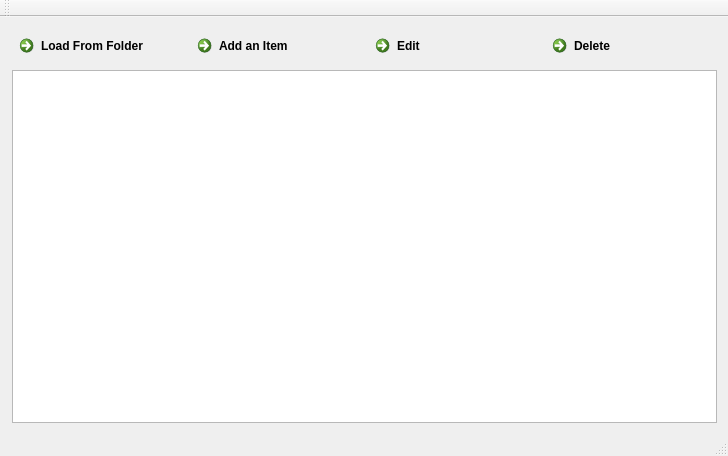
This is mainwindow.ui in utat-uav/cv16-interface as Qt 5 draws it before an edit. The edited form follows.
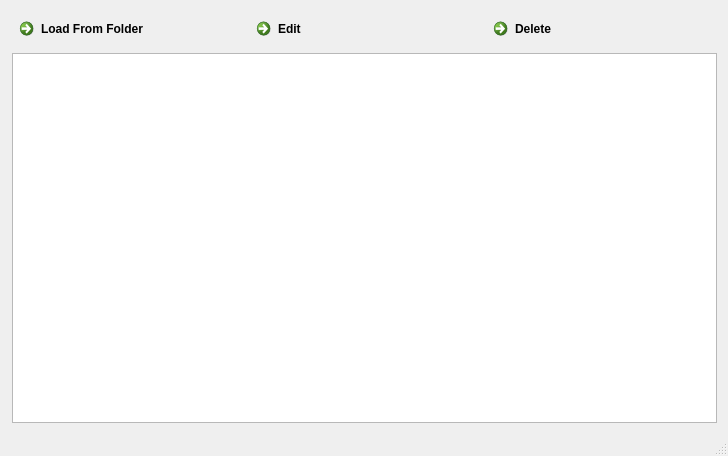
This is the edited form.

Diff of the .ui file:
```diff
--- a/mainwindow.ui
+++ b/mainwindow.ui
@@ -29,13 +29,6 @@
           </property>
          </widget>
         </item>
-        <item>
-         <widget class="QCommandLinkButton" name="addItemButton">
-          <property name="text">
-           <string>Add an Item</string>
-          </property>
-         </widget>
-        </item>
         <item>
          <widget class="QCommandLinkButton" name="editButton">
           <property name="text">
@@ -105,14 +98,6 @@
     </rect>
    </property>
   </widget>
-  <widget class="QToolBar" name="mainToolBar">
-   <attribute name="toolBarArea">
-    <enum>TopToolBarArea</enum>
-   </attribute>
-   <attribute name="toolBarBreak">
-    <bool>false</bool>
-   </attribute>
-  </widget>
   <widget class="QStatusBar" name="statusBar"/>
  </widget>
  <layoutdefault spacing="6" margin="11"/>
```
